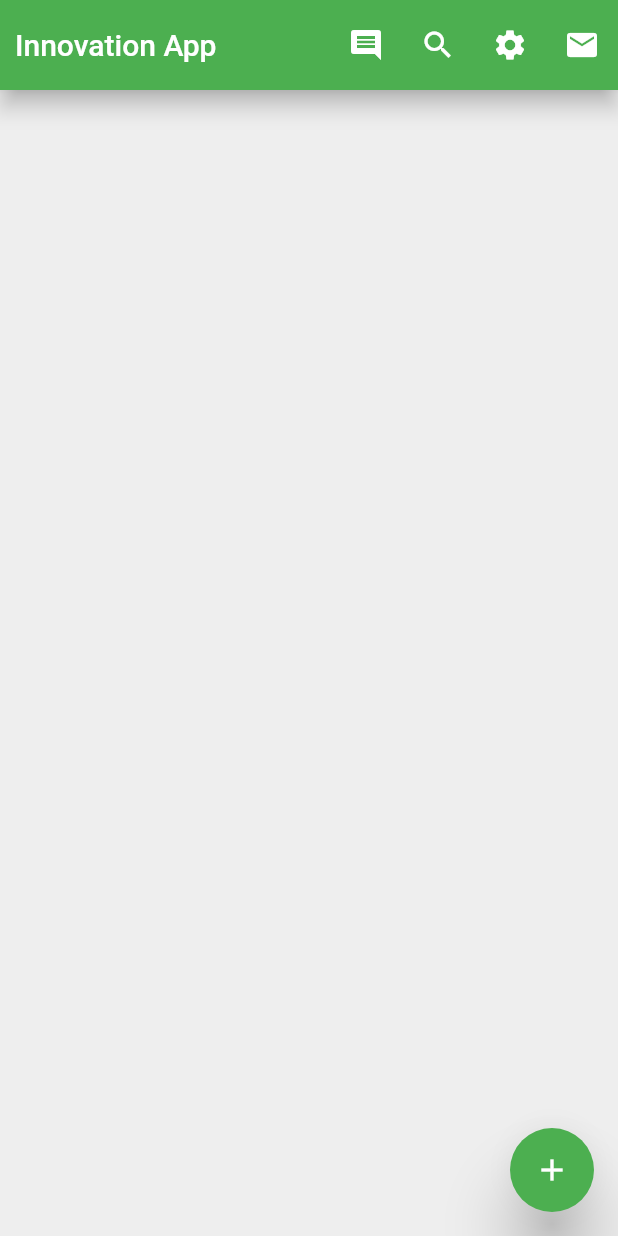
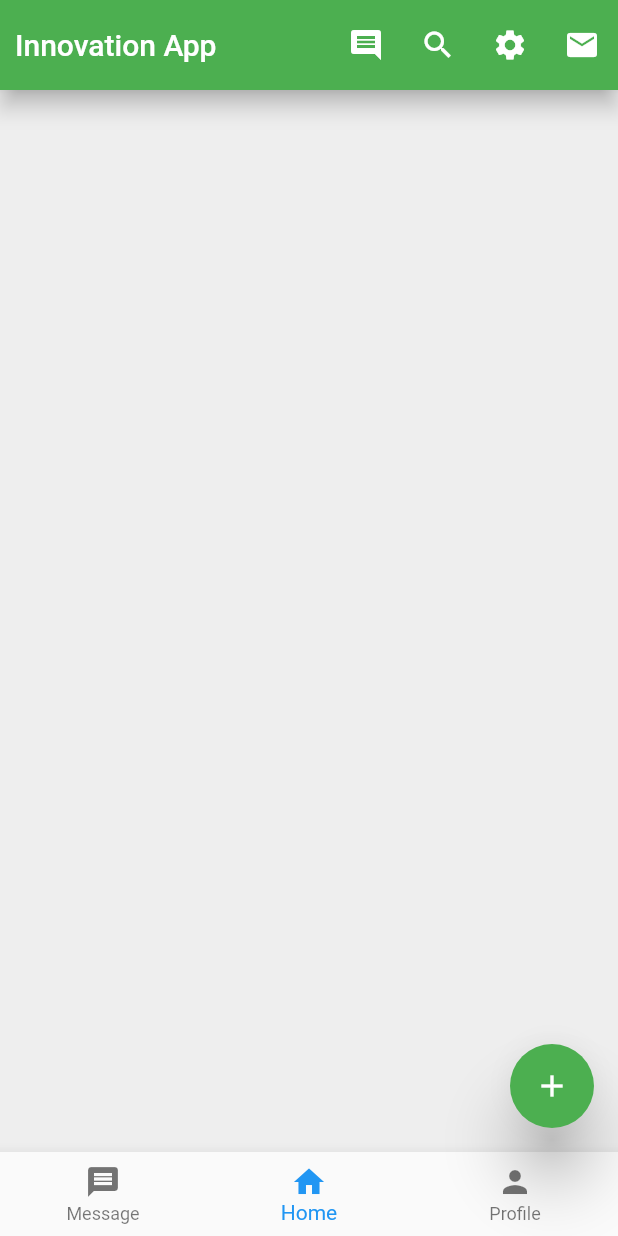
Before and after one commit to csearafat01/flutter_module_5, a Flutter app: the screen it shows after launch, on a phone screen of 412 x 824 dp. Run offline on Flutter 3.47's test engine with Material 2 defaults, Android fonts, the phone set to English and light mode, and no system bars.

Commit message:
Module 5 bottom tab nav

```diff
--- a/lib/main.dart
+++ b/lib/main.dart
@@ -55,6 +55,23 @@ class HomeScreen extends StatelessWidget {
         backgroundColor: Colors.green,
         onPressed: (){MySnackBar('FloatingAction', context);},
       ),
+      bottomNavigationBar: BottomNavigationBar(
+        currentIndex: 1,
+        items: [
+          BottomNavigationBarItem(icon: Icon(Icons.message), label: 'Message'),
+          BottomNavigationBarItem(icon: Icon(Icons.home), label: 'Home'),
+          BottomNavigationBarItem(icon: Icon(Icons.person), label: 'Profile'),
+        ],
+        onTap: (int index){
+          if(index == 0){
+            MySnackBar('message', context);
+          }if(index == 1){
+            MySnackBar('home', context);
+          }if(index == 2){
+            MySnackBar('profile', context);
+          }
+        },
+      ),
 
     );
   }
```
